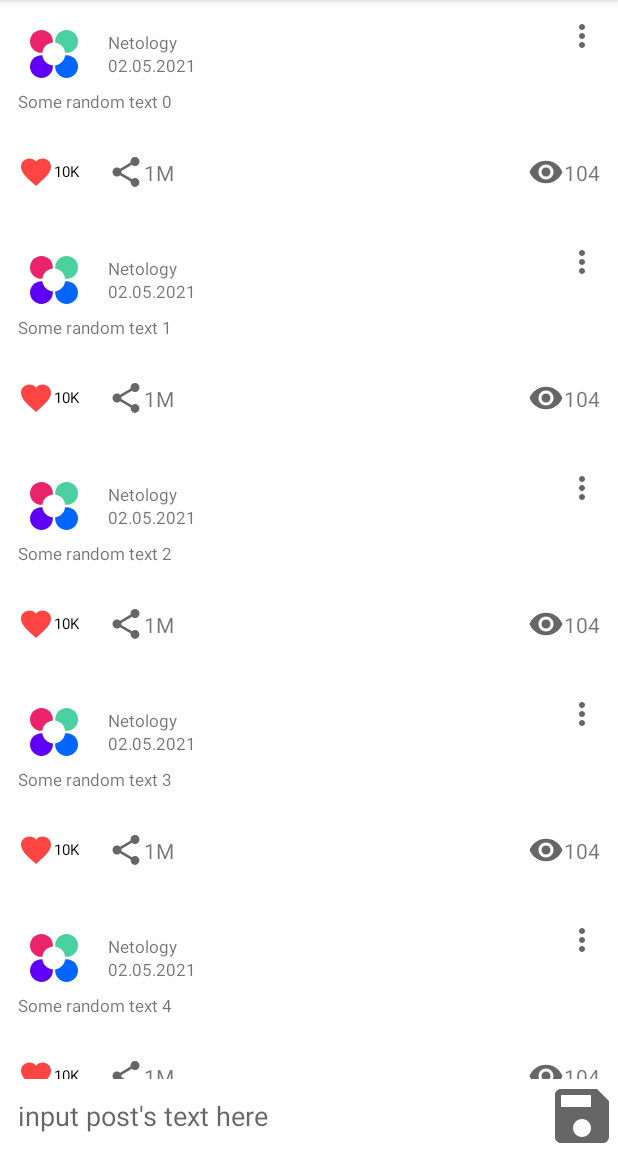
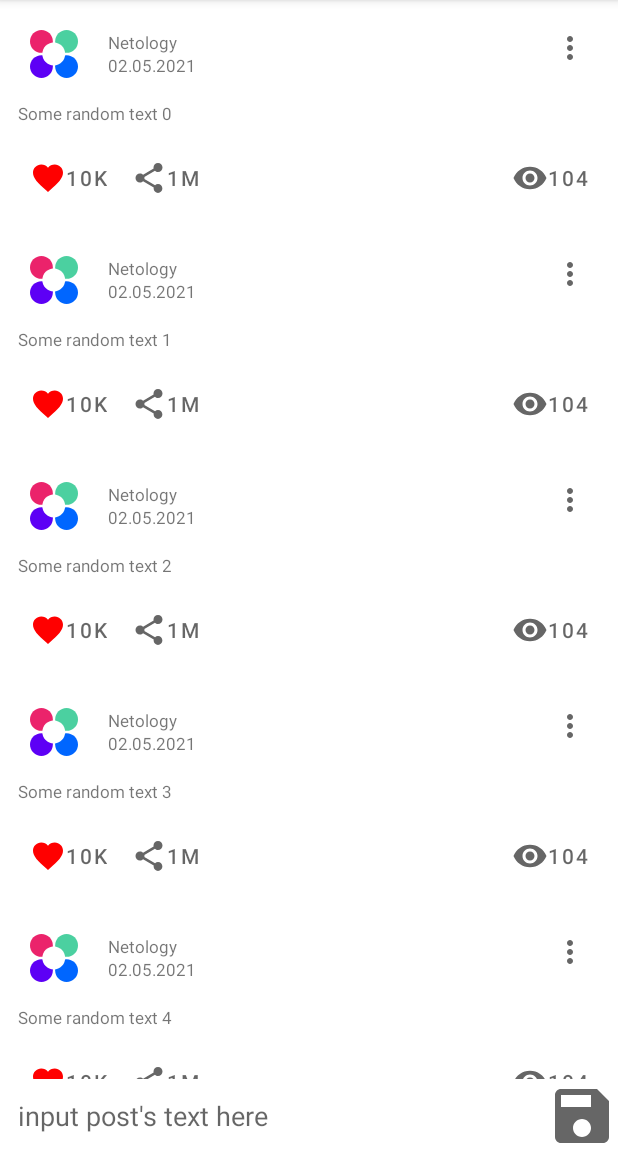
Before and after one commit to clinri/NMedia, an Android app: the screen it shows after launch (MainActivity), on a phone screen of 412 x 824 dp, the part 84-1236 px from its top. Run offline under Robolectric (Android 15) with nearby library versions, the phone set to English and light mode, and no system bars.

Commit message:
Done homework "08_material" task "Buttons"

```diff
--- a/app/src/main/java/ru/netology/nmedia/adapter/PostsAdapter.kt
+++ b/app/src/main/java/ru/netology/nmedia/adapter/PostsAdapter.kt
@@ -65,10 +65,10 @@ internal class PostsAdapter(
                 textTitle.text = post.author
                 date.text = post.published
                 textOfPost.text = post.content
-                viewCount.text = "104"
+                view.text = "104"
                 like.isChecked = post.likedByMe
                 like.text = post.likes.formatIntLikeVk()
-                sharePostCount.text = post.shareCount.formatIntLikeVk()
+                sharePost.text = post.shareCount.formatIntLikeVk()
                 menu.setOnClickListener { popupMenu.show() }
             }
         }
--- /dev/null
+++ b/app/src/main/res/color/like_checkbox_tint.xml
@@ -0,0 +1,5 @@
+<?xml version="1.0" encoding="utf-8"?>
+<selector xmlns:android="http://schemas.android.com/apk/res/android">
+    <item android:color="#FF0000" android:state_checked="true" />
+    <item android:color="?attr/colorControlNormal" />
+</selector>
--- /dev/null
+++ b/app/src/main/res/color/text_button_color.xml
@@ -0,0 +1,4 @@
+<?xml version="1.0" encoding="utf-8"?>
+<selector xmlns:android="http://schemas.android.com/apk/res/android">
+    <item android:color="?attr/colorControlNormal"/>
+</selector>
--- a/app/src/main/res/layout/activity_post.xml
+++ b/app/src/main/res/layout/activity_post.xml
@@ -36,7 +36,7 @@
         android:background="@android:color/transparent"
         android:contentDescription="@string/editing_text"
         android:padding="@dimen/common_spacing"
-        app:layout_constraintTop_toTopOf="@id/close_edit"
+        app:layout_constraintTop_toTopOf="@id/edit_text_view_title"
         app:srcCompat="@drawable/ic_edit_20dp"
         app:tint="@android:color/holo_blue_dark" />
 
@@ -51,7 +51,6 @@
         android:textStyle="bold"
         app:layout_constraintBottom_toTopOf="@id/edit_text_view"
         app:layout_constraintStart_toEndOf="@id/edit"
-
         app:layout_constraintVertical_chainStyle="packed" />
 
 
@@ -60,10 +59,12 @@
         android:layout_width="0dp"
         android:layout_height="wrap_content"
         android:inputType="textMultiLine"
+        app:layout_constraintBottom_toTopOf="@id/contentEditText"
         app:layout_constraintEnd_toStartOf="@id/close_edit"
+        app:layout_constraintHorizontal_bias="0.0"
         app:layout_constraintStart_toStartOf="@id/edit_text_view_title"
-        app:layout_constraintTop_toBottomOf="@id/edit_text_view_title"
-        tools:text="test" />
+        android:minHeight="30dp"
+        tools:text="text" />
 
     <ImageButton
         android:id="@+id/close_edit"
@@ -73,11 +74,9 @@
         android:background="@android:color/transparent"
         android:contentDescription="@string/cancel_edit"
         android:padding="@dimen/common_spacing"
-        app:layout_constraintBottom_toTopOf="@id/contentEditText"
         app:layout_constraintEnd_toEndOf="parent"
         app:layout_constraintTop_toTopOf="@id/edit_text_view_title"
         app:srcCompat="@drawable/ic_close_24dp" />
-
 
     <EditText
         android:id="@+id/contentEditText"
@@ -91,9 +90,7 @@
         android:padding="@dimen/common_spacing"
         app:layout_constraintBottom_toBottomOf="parent"
         app:layout_constraintEnd_toStartOf="@id/save"
-        app:layout_constraintStart_toStartOf="parent"
-        app:layout_constraintTop_toBottomOf="@id/close_edit"
-        app:layout_constraintVertical_chainStyle="packed" />
+        app:layout_constraintStart_toStartOf="parent" />
 
     <ImageButton
         android:id="@+id/save"
--- a/app/src/main/res/layout/post.xml
+++ b/app/src/main/res/layout/post.xml
@@ -46,14 +46,15 @@
         app:layout_constraintEnd_toEndOf="@id/textTitle"
         app:layout_constraintStart_toStartOf="@id/textTitle"
         app:layout_constraintTop_toBottomOf="@id/textTitle"
-        tools:text="28 апреля в 22:20" />
+        tools:text="28 апреля 2022 года в 22:20" />
 
-    <androidx.appcompat.widget.AppCompatImageButton
+    <com.google.android.material.button.MaterialButton
         android:id="@+id/menu"
+        style="@style/Widget.AppTheme.AllButton"
         android:layout_width="wrap_content"
         android:layout_height="wrap_content"
         android:background="@android:color/transparent"
-        android:src="@drawable/ic_options_24dp"
+        app:icon="@drawable/ic_options_24dp"
         app:layout_constraintEnd_toEndOf="parent"
         app:layout_constraintTop_toTopOf="parent" />
 
@@ -68,13 +69,14 @@
         android:id="@+id/textOfPost"
         android:layout_width="match_parent"
         android:layout_height="wrap_content"
+        android:layout_marginTop="8dp"
         android:ellipsize="end"
         android:lineSpacingMultiplier="1.4"
         android:singleLine="false"
         android:textSize="@dimen/font_post"
         app:layout_constraintTop_toBottomOf="@id/header_barrier"
-        tools:layout_editor_absoluteX="12dp"
-        tools:text="@tools:sample/lorem/random" />
+        tools:layout_editor_absoluteX="-27dp"
+        tools:text="text" />
 
     <androidx.appcompat.widget.AppCompatTextView
         android:id="@+id/linkOfPost"
@@ -93,56 +95,43 @@
         app:barrierDirection="bottom"
         app:constraint_referenced_ids="linkOfPost" />
 
-    <com.google.android.material.checkbox.MaterialCheckBox
+    <com.google.android.material.button.MaterialButton
+        android:id="@+id/like"
         style="@style/Widget.AppTheme.LikeCheckbox"
         android:layout_width="wrap_content"
         android:layout_height="wrap_content"
-        android:id="@+id/like"
+        android:background="@android:color/transparent"
+        android:checkable="true"
+        android:textAlignment="textStart"
+        app:icon="@drawable/ic_like_24dp"
         app:layout_constraintStart_toStartOf="parent"
-        android:button="@drawable/ic_like_24dp"
         app:layout_constraintTop_toBottomOf="@id/footer_barrier"
-        tools:text="2"
-        />
+        tools:text="200000" />
 
-    <androidx.appcompat.widget.AppCompatImageButton
+    <com.google.android.material.button.MaterialButton
         android:id="@+id/sharePost"
-        android:layout_width="wrap_content"
-        android:layout_height="wrap_content"
-        android:layout_marginStart="@dimen/common_spacing"
-        android:background="@android:color/transparent"
-        android:src="@drawable/ic_share_24dp"
-        app:layout_constraintBottom_toBottomOf="@id/like"
-        app:layout_constraintStart_toEndOf="@id/like"
-        app:layout_constraintTop_toTopOf="@id/like" />
-
-    <androidx.appcompat.widget.AppCompatTextView
-        android:id="@+id/sharePostCount"
-        android:layout_width="wrap_content"
-        android:layout_height="wrap_content"
-        android:textSize="@dimen/font_icons"
-        app:layout_constraintBottom_toBottomOf="@id/like"
-        app:layout_constraintStart_toEndOf="@id/sharePost"
-        app:layout_constraintTop_toTopOf="@id/like"
-        tools:text="34088" />
-
-    <androidx.appcompat.widget.AppCompatImageButton
-        android:id="@+id/view"
+        style="@style/Widget.AppTheme.AllButton"
         android:layout_width="wrap_content"
         android:layout_height="wrap_content"
         android:background="@android:color/transparent"
-        android:src="@drawable/ic_views_24dp"
+        android:textAlignment="textStart"
+        app:icon="@drawable/ic_share_24dp"
         app:layout_constraintBottom_toBottomOf="@id/like"
-        app:layout_constraintEnd_toStartOf="@id/viewCount"
-        app:layout_constraintTop_toTopOf="@id/like" />
+        app:layout_constraintStart_toEndOf="@id/like"
+        app:layout_constraintTop_toTopOf="@id/like"
+        tools:text="200000" />
 
-    <androidx.appcompat.widget.AppCompatTextView
-        android:id="@+id/viewCount"
+    <com.google.android.material.button.MaterialButton
+        android:id="@+id/view"
+        style="@style/Widget.AppTheme.AllButton"
         android:layout_width="wrap_content"
         android:layout_height="wrap_content"
-        android:textSize="@dimen/font_icons"
+        android:background="@android:color/transparent"
+        android:textAlignment="textStart"
+        app:icon="@drawable/ic_views_24dp"
         app:layout_constraintBottom_toBottomOf="@id/like"
         app:layout_constraintEnd_toEndOf="parent"
         app:layout_constraintTop_toTopOf="@id/like"
-        tools:text="3854" />
+        tools:text="20000" />
 
 </androidx.constraintlayout.widget.ConstraintLayout>
--- a/app/src/main/res/values/themes.xml
+++ b/app/src/main/res/values/themes.xml
@@ -14,8 +14,31 @@
         <!-- Customize your theme here. -->
     </style>
 
-    <style name="Widget.AppTheme.LikeCheckbox" parent="Widget.Material3.CompoundButton.CheckBox">
-        <item name="buttonTint">@android:color/holo_red_light</item>
+    <style name="Widget.AppTheme.LikeCheckbox" parent="Widget.MaterialComponents.Button.TextButton.Icon">
+        <item name="iconTint">@color/like_checkbox_tint</item>
+        <item name="android:textColor">@color/text_button_color</item>
+        <item name="android:textSize">@dimen/font_icons</item>
+        <item name="android:minWidth">0dp</item>
+        <item name="android:insetLeft">0dp</item>
+        <item name="android:insetTop">0dp</item>
+        <item name="android:insetRight">0dp</item>
+        <item name="android:insetBottom">0dp</item>
+        <item name="iconGravity">textStart</item>
+        <item name="iconPadding">0dp</item>
+        <item name="android:minHeight">40dp</item>
+    </style>
 
+    <style name="Widget.AppTheme.AllButton" parent="Widget.MaterialComponents.Button.TextButton.Icon">
+        <item name="iconTint">@color/text_button_color</item>
+        <item name="android:textColor">@color/text_button_color</item>
+        <item name="android:textSize">@dimen/font_icons</item>
+        <item name="android:insetLeft">0dp</item>
+        <item name="android:insetTop">0dp</item>
+        <item name="android:insetRight">0dp</item>
+        <item name="android:insetBottom">0dp</item>
+        <item name="iconGravity">textStart</item>
+        <item name="iconPadding">0dp</item>
+        <item name="android:minWidth">40dp</item>
+        <item name="android:minHeight">40dp</item>
     </style>
 </resources>
```
